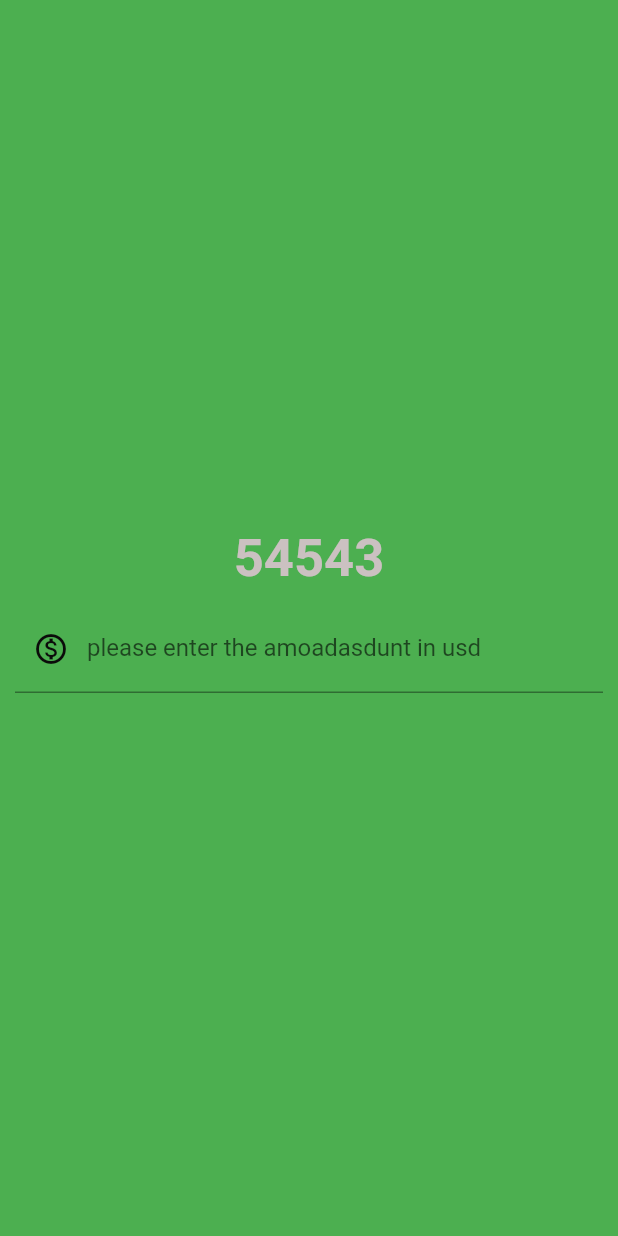
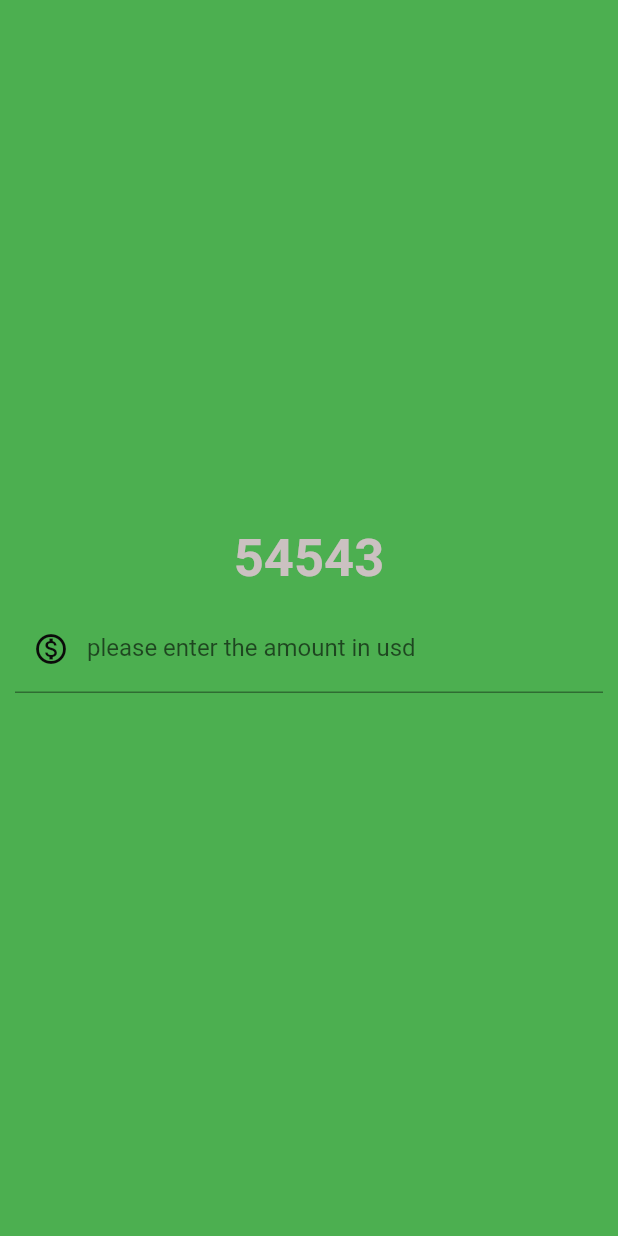
Before and after one commit to shravaniakude/currencyconverter, a Flutter app: the screen it shows after launch, on a phone screen of 412 x 824 dp. Run offline on Flutter 3.47's test engine with Material 2 defaults, Android fonts, the phone set to English and light mode, and no system bars.

Commit message:
done changes

```diff
--- a/lib/currency_converter.dart
+++ b/lib/currency_converter.dart
@@ -28,7 +28,7 @@ class CurrencyConverter extends StatelessWidget {
                   color: Color.fromARGB(255, 15, 11, 11),
                 ),
                 decoration: InputDecoration(
-                  labelText: 'please enter the amoadasdunt in usd ',
+                  labelText: 'please enter the amount in usd ',
                   hintStyle: TextStyle(
                     color: Color.fromARGB(255, 170, 170, 20),
                   ),
```
